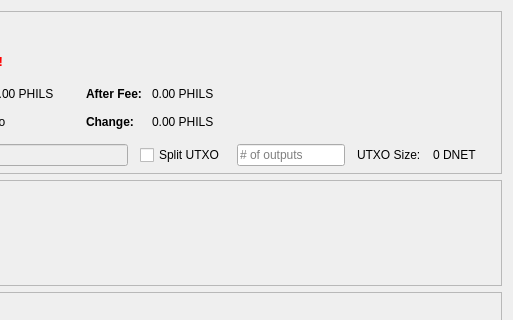
First picture: the form in src/qt/forms/sendcoinsdialog.ui, repository philscurrency/philscurrency, before the edit; both pictures show x 337 to 850 and y 0 to 320 of the 850 by 526 pixel window.
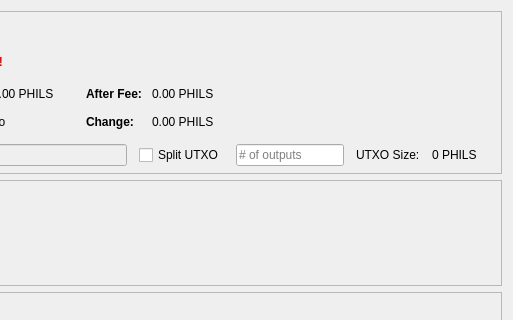
Second picture: the form after the edit. Icons and pictures are not drawn. Custom widgets are drawn as their Qt base class.

Patch:
```diff
--- a/src/qt/forms/sendcoinsdialog.ui
+++ b/src/qt/forms/sendcoinsdialog.ui
@@ -594,7 +594,7 @@
           <item>
            <widget class="QLabel" name="labelBlockSize">
             <property name="text">
-             <string>0 DNET</string>
+             <string>0 PHILS</string>
             </property>
            </widget>
           </item>
```
